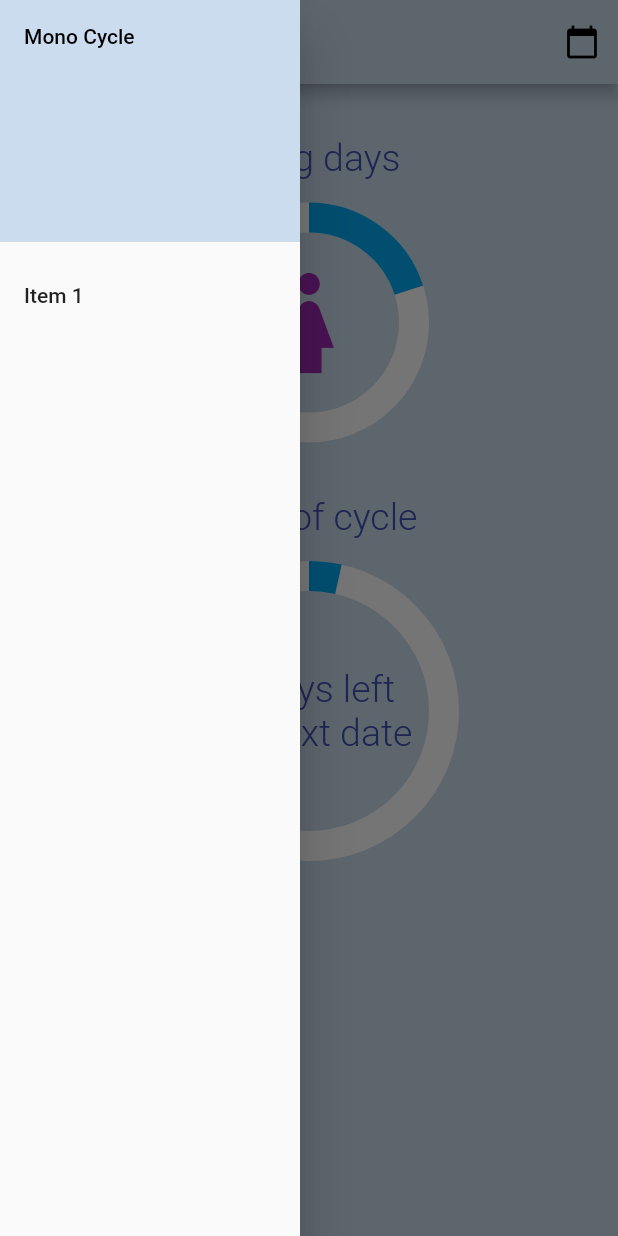
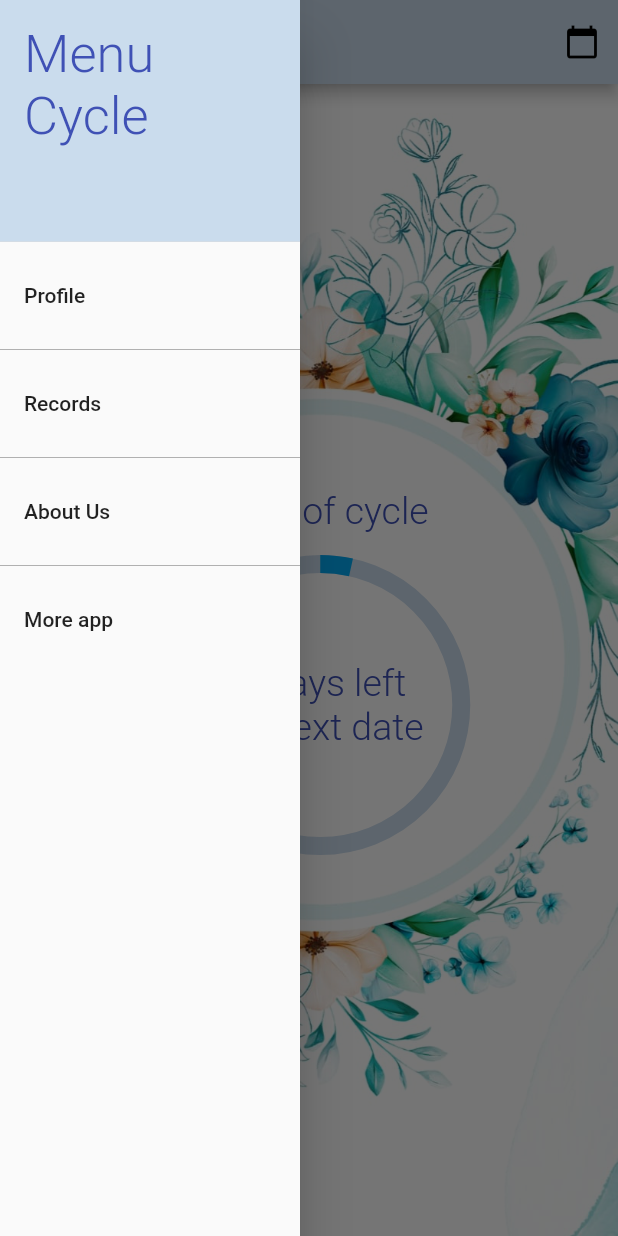
Before and after one commit to vishwajeetbharti/application, a Flutter app: the screen it shows after launch, with the side drawer open, on a phone screen of 412 x 824 dp. Run offline on Flutter 3.47's test engine with Material 2 defaults, Android fonts, the phone set to English and light mode, and no system bars; drawn by our look-alikes of percent_indicator.

Commit message:
Background Changes

```diff
--- a/lib/Calender.dart
+++ b/lib/Calender.dart
@@ -1,22 +1,23 @@
+import 'package:application/Widget/Calender_sec.dart';
 import 'package:application/Widget/Header_bar.dart';
 import 'package:application/data.dart';
 import 'package:flutter/material.dart';
-import 'package:application/Widget/Calender_sec.dart';
-class Calender extends StatelessWidget{
+
+class Calender extends StatelessWidget {
   const Calender({Key? key}) : super(key: key);
 
   @override
-  Widget build(BuildContext context){
+  Widget build(BuildContext context) {
     return Scaffold(
       backgroundColor: primaryColor,
       body: Column(
         children: <Widget>[
-          Container(
+          const SizedBox(
             height: 120,
-            child: Headerbar(),
+            child: HeaderBar(),
           ),
-          Container(
-            height: MediaQuery.of(context).size.height*0.60,
+          SizedBox(
+            height: MediaQuery.of(context).size.height * 0.60,
             child: const CalenderSec(),
           ),
         ],
--- a/lib/Widget/Drawer.dart
+++ b/lib/Widget/Drawer.dart
@@ -1,9 +1,10 @@
 import 'package:flutter/material.dart';
-class DrawerMain extends StatelessWidget{
+
+class DrawerMain extends StatelessWidget {
   const DrawerMain({Key? key}) : super(key: key);
 
   @override
-  Widget build(BuildContext context){
+  Widget build(BuildContext context) {
     return SizedBox(
       width: 200,
       child: Drawer(
@@ -12,9 +13,52 @@ class DrawerMain extends StatelessWidget{
           children: [
             const DrawerHeader(
               decoration: BoxDecoration(color: Color(0xFFCADCED)),
-              child: Text("Mono Cycle",style: TextStyle(color: Colors.black),),),
+              child: Text(
+                "Menu Cycle",
+                style: TextStyle(
+                    fontSize: 35,
+                    fontWeight: FontWeight.w300,
+                    color: Colors.indigo),
+              ),
+            ),
             ListTile(
-              title: const Text('Item 1'),
+              title: const Text('Profile'),
+              onTap: () {
+                // Update the state of the app.
+                // ...
+                Navigator.pop(context);
+              },
+            ),
+            const Divider(
+              color: Colors.black,
+              thickness: 0.2,
+            ),
+            ListTile(
+              title: const Text('Records'),
+              onTap: () {
+                // Update the state of the app.
+                // ...
+                Navigator.pop(context);
+              },
+            ),
+            const Divider(
+              color: Colors.black,
+              thickness: 0.2,
+            ),
+            ListTile(
+              title: const Text('About Us'),
+              onTap: () {
+                // Update the state of the app.
+                // ...
+                Navigator.pop(context);
+              },
+            ),
+            Divider(
+              color: Colors.black,
+              thickness: 0.2,
+            ),
+            ListTile(
+              title: const Text('More app'),
               onTap: () {
                 // Update the state of the app.
                 // ...
@@ -23,7 +67,6 @@ class DrawerMain extends StatelessWidget{
             ),
           ],
         ),
-
       ),
     );
   }
--- a/lib/Widget/Header_bar.dart
+++ b/lib/Widget/Header_bar.dart
@@ -1,38 +1,45 @@
 import 'package:application/data.dart';
-import 'package:application/home_Page.dart';
 import 'package:flutter/material.dart';
 
-class Headerbar extends StatelessWidget{
-  const Headerbar({Key? key}) : super(key: key);
+class HeaderBar extends StatelessWidget {
+  const HeaderBar({Key? key}) : super(key: key);
 
-  Widget build(BuildContext context){
+  @override
+  Widget build(BuildContext context) {
     return Container(
       margin: const EdgeInsets.symmetric(horizontal: 10),
       child: Row(
         mainAxisAlignment: MainAxisAlignment.spaceBetween,
         children: <Widget>[
           GestureDetector(
-            onTap: (){
+            onTap: () {
               Navigator.pop(context);
             },
-            child: const Center(child: Icon(Icons.arrow_back_ios),
+            child: const Center(
+              child: Icon(Icons.arrow_back_ios),
             ),
           ),
-          const Text("Yukthi",style: TextStyle(fontSize:25,fontWeight: FontWeight.bold),),
+          const Text(
+            "Yuki",
+            style: TextStyle(fontSize: 25, fontWeight: FontWeight.bold),
+          ),
           Container(
-
             height: 60,
             width: 60,
-            decoration: BoxDecoration(boxShadow: coustomShadow,color:primaryColor,shape: BoxShape.circle),
-            child: Stack(children: const <Widget>[
-              Center(
-                child:Icon(Icons.arrow_back_ios),
-              )
-            ],),
+            decoration: BoxDecoration(
+                boxShadow: coustomShadow,
+                color: primaryColor,
+                shape: BoxShape.circle),
+            child: Stack(
+              children: const <Widget>[
+                Center(
+                  child: Icon(Icons.arrow_back_ios),
+                )
+              ],
+            ),
           )
         ],
       ),
     );
-
   }
 }
--- a/lib/home_Page.dart
+++ b/lib/home_Page.dart
@@ -1,73 +1,83 @@
+import 'package:application/Calender.dart';
+import 'package:application/Widget/Drawer.dart';
 import 'package:application/data.dart';
 import 'package:flutter/material.dart';
-import 'package:application/Calender.dart';
-import 'package:application/Widget/Drawer.dart';
-import 'package:percent_indicator/percent_indicator.dart';
-class HomePage extends StatelessWidget{
+import 'package:percent_indicator/circular_percent_indicator.dart';
+
+bool indStat = true;
+
+class HomePage extends StatelessWidget {
   const HomePage({Key? key}) : super(key: key);
 
   @override
-  Widget build(BuildContext context){
+  Widget build(BuildContext context) {
     return Scaffold(
-      backgroundColor: primaryColor,
+      backgroundColor: Colors.transparent,
       drawer: const DrawerMain(),
       appBar: AppBar(
         iconTheme: const IconThemeData(color: Colors.black),
-        title: const Text("Yukthi",style: TextStyle(color: Colors.black),),
+        title: const Text(
+          "Yukthi",
+          style: TextStyle(color: Colors.black),
+        ),
         backgroundColor: primaryColor,
         actions: <Widget>[
           IconButton(
-            onPressed: (){
+            onPressed: () {
               Navigator.push<void>(
                 context,
                 MaterialPageRoute<void>(
-                    builder: (BuildContext context)=> const Calender()),);
+                    builder: (BuildContext context) => const Calender()),
+              );
             },
-            icon: const Icon(Icons.calendar_today,color: Colors.black,),
+            icon: const Icon(
+              Icons.calendar_today,
+              color: Colors.black,
+            ),
           ),
         ],
       ),
-
       body: Container(
-        margin: const EdgeInsets.symmetric(vertical: 20,horizontal: 20),
+        height: double.infinity,
+        width: double.infinity,
+        constraints: const BoxConstraints.expand(),
+        decoration: const BoxDecoration(
+          image: DecorationImage(
+              image: AssetImage("assets/Back.png"), fit: BoxFit.cover),
+        ),
+        child: Container(
+          margin: const EdgeInsets.only(top: 255, left: 15),
           child: Center(
             child: ListView(
-            children:<Widget>[
+              children: <Widget>[
                 CircularPercentIndicator(
-                  radius: 80,
-                  lineWidth: 20.0,
+                    radius: 100,
+                    lineWidth: 12.0,
+                    center: const Text(
+                      "28 days left\nfor next date",
+                      style: TextStyle(
+                          fontSize: 25,
+                          fontWeight: FontWeight.w300,
+                          color: Colors.indigo),
+                    ),
+                    backgroundColor: primaryColor,
+                    progressColor: Colors.lightBlue,
+                    percent: 0.035,
                     header: const Padding(
                       padding: EdgeInsets.all(15.0),
-                    child: Text("Going days",style: TextStyle(fontSize: 25,fontWeight: FontWeight.w300,color: Colors.indigo),),
+                      child: Text(
+                        "Days of cycle",
+                        style: TextStyle(
+                            fontSize: 25,
+                            fontWeight: FontWeight.w300,
+                            color: Colors.indigo),
                       ),
-                  center: const Icon(Icons.girl_outlined,size: 100,color: Colors.purple,),
-                  backgroundColor: Colors.white,
-                  progressColor: Colors.lightBlue,
-                  percent: 0.2,
-              ),
-              Container(
-                margin: const EdgeInsets.symmetric(vertical: 20),
-                child: CircularPercentIndicator(
-                  radius: 100,
-                  lineWidth: 20.0,
-                  header: const Padding(
-                    padding: EdgeInsets.all(15.0),
-                    child: Text("Days of cycle",style: TextStyle(fontSize: 25,fontWeight: FontWeight.w300,color: Colors.indigo),),
-                  ),
-                  center: const Text("28 days left\nfor next date",style: TextStyle(fontSize: 25,fontWeight: FontWeight.w300,color: Colors.indigo),),
-                  backgroundColor: Colors.white,
-                  progressColor: Colors.lightBlue,
-                  percent: 0.035,
-
-                ),
-              ),
-
+                    ))
               ],
             ),
           ),
         ),
-
+      ),
     );
-
   }
 }
--- a/pubspec.yaml
+++ b/pubspec.yaml
@@ -62,6 +62,9 @@ flutter:
   # assets:
   #   - images/a_dot_burr.jpeg
   #   - images/a_dot_ham.jpeg
+  assets:
+    - assets/Back.png
+    - assets/IMG_20220617_091814.jpg
 
   # An image asset can refer to one or more resolution-specific "variants", see
   # https://flutter.dev/assets-and-images/#resolution-aware
```
Also changed, not shown: assets/Back.png (added), assets/Background.png (added), assets/IMG_20220617_091814.jpg (added). Lines whose indentation alone changed are shown as unchanged.
